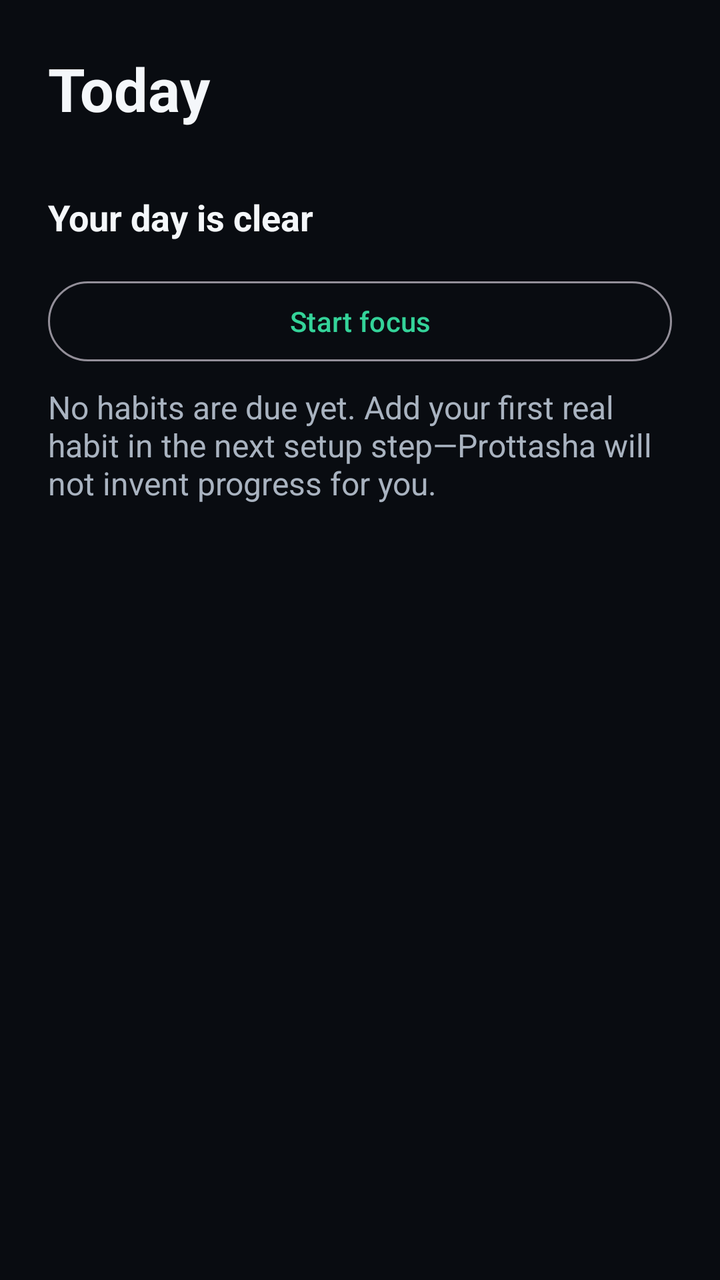
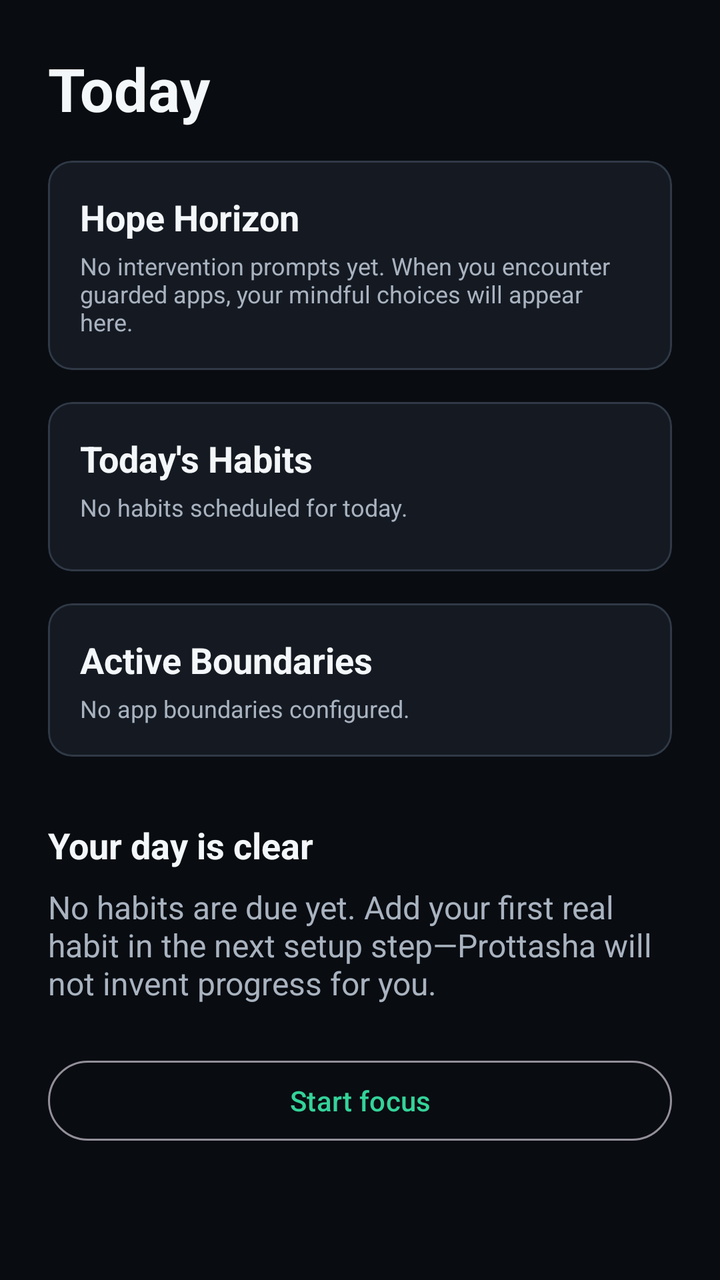

Compare the two renders of this Android layout. The source of the first and the diff that turns it into the second are given below.
<!-- AndroidManifest.xml: application theme Theme.Prottasha -->
<!-- res/layout/fragment_today.xml -->
<?xml version="1.0" encoding="utf-8"?>
<androidx.core.widget.NestedScrollView xmlns:android="http://schemas.android.com/apk/res/android"
    android:layout_width="match_parent"
    android:layout_height="match_parent">

    <LinearLayout
        android:layout_width="match_parent"
        android:layout_height="wrap_content"
        android:orientation="vertical"
        android:padding="@dimen/spacing_large">

        <TextView
            android:layout_width="match_parent"
            android:layout_height="wrap_content"
            android:text="@string/today_title"
            android:textColor="@color/color_text_primary"
            android:textSize="@dimen/text_display"
            android:textStyle="bold" />

        <com.google.android.material.card.MaterialCardView
            android:id="@+id/today_identity_card"
            android:layout_width="match_parent"
            android:layout_height="wrap_content"
            android:layout_marginTop="@dimen/spacing_medium"
            android:visibility="gone">

            <TextView
                android:id="@+id/today_identity_statement"
                android:layout_width="match_parent"
                android:layout_height="wrap_content"
                android:padding="@dimen/spacing_medium"
                android:textColor="@color/color_text_primary"
                android:textSize="@dimen/text_body" />
        </com.google.android.material.card.MaterialCardView>

        <TextView
            android:id="@+id/today_empty_title"
            android:layout_width="match_parent"
            android:layout_height="wrap_content"
            android:layout_marginTop="@dimen/spacing_xlarge"
            android:text="@string/today_empty_title"
            android:textColor="@color/color_text_primary"
            android:textSize="@dimen/text_title"
            android:textStyle="bold" />

        <com.google.android.material.button.MaterialButton
            android:id="@+id/today_focus_button"
            style="@style/Widget.Material3.Button.OutlinedButton"
            android:layout_width="match_parent"
            android:layout_height="wrap_content"
            android:layout_marginTop="@dimen/spacing_medium"
            android:text="@string/focus_start" />

        <TextView
            android:layout_width="match_parent"
            android:layout_height="wrap_content"
            android:layout_marginTop="@dimen/spacing_small"
            android:text="@string/today_empty_body"
            android:textColor="@color/color_text_secondary"
            android:textSize="@dimen/text_body" />
    </LinearLayout>
</androidx.core.widget.NestedScrollView>
<!-- resources referenced by this layout -->
<resources>
  <color name="color_text_primary">#F4F7FA</color>
  <color name="color_text_secondary">#A9B3C0</color>
  <dimen name="spacing_large">24dp</dimen>
  <dimen name="spacing_medium">16dp</dimen>
  <dimen name="spacing_small">8dp</dimen>
  <dimen name="spacing_xlarge">32dp</dimen>
  <dimen name="text_body">16sp</dimen>
  <dimen name="text_display">30sp</dimen>
  <dimen name="text_title">18sp</dimen>
  <string name="focus_start">Start focus</string>
  <string name="today_empty_body">No habits are due yet. Add your first real habit in the next setup step—Prottasha will not invent progress for you.</string>
  <string name="today_empty_title">Your day is clear</string>
  <string name="today_title">Today</string>
  <style name="Theme.Prottasha" parent="Theme.Material3.Dark.NoActionBar">
          <item name="android:windowBackground">@color/color_background</item>
          <item name="android:colorBackground">@color/color_background</item>
          <item name="colorSurface">@color/color_surface</item>
          <item name="colorSurfaceVariant">@color/color_surface_raised</item>
          <item name="colorPrimary">@color/color_hope</item>
          <item name="colorOnPrimary">@color/color_on_hope</item>
          <item name="colorSecondary">@color/color_identity</item>
          <item name="colorOnSecondary">@color/color_on_identity</item>
          <item name="colorError">@color/color_crisis</item>
          <item name="colorOnError">@color/color_on_crisis</item>
          <item name="android:textColorPrimary">@color/color_text_primary</item>
          <item name="android:textColorSecondary">@color/color_text_secondary</item>
          <item name="android:navigationBarColor">@color/color_background</item>
          <item name="android:statusBarColor">@color/color_background</item>
          <item name="android:windowLightStatusBar">false</item>
      </style>
  <color name="color_background">#090C11</color>
  <color name="color_surface">#151A22</color>
  <color name="color_surface_raised">#202833</color>
  <color name="color_hope">#34D399</color>
  <color name="color_on_hope">#090C11</color>
  <color name="color_identity">#7C8DFF</color>
  <color name="color_on_identity">#090C11</color>
  <color name="color_crisis">#F87171</color>
  <color name="color_on_crisis">#090C11</color>
</resources>

<!-- the commit's change to res/layout/fragment_today.xml (unified diff, before → after) -->
@@ -1,7 +1,9 @@
 <?xml version="1.0" encoding="utf-8"?>
 <androidx.core.widget.NestedScrollView xmlns:android="http://schemas.android.com/apk/res/android"
+    xmlns:app="http://schemas.android.com/apk/res-auto"
     android:layout_width="match_parent"
-    android:layout_height="match_parent">
+    android:layout_height="match_parent"
+    android:fillViewport="true">
 
     <LinearLayout
         android:layout_width="match_parent"
@@ -17,22 +19,257 @@
             android:textSize="@dimen/text_display"
             android:textStyle="bold" />
 
+        
+        <com.google.android.material.card.MaterialCardView
+            android:id="@+id/today_health_banner"
+            android:layout_width="match_parent"
+            android:layout_height="wrap_content"
+            android:layout_marginTop="@dimen/spacing_medium"
+            android:visibility="gone"
+            app:cardBackgroundColor="@color/color_surface_raised"
+            app:strokeColor="@color/color_border"
+            app:strokeWidth="1dp">
+
+            <LinearLayout
+                android:layout_width="match_parent"
+                android:layout_height="wrap_content"
+                android:orientation="vertical"
+                android:padding="@dimen/spacing_medium">
+
+                <TextView
+                    android:id="@+id/today_health_title"
+                    android:layout_width="match_parent"
+                    android:layout_height="wrap_content"
+                    android:text="@string/today_health_title"
+                    android:textColor="@color/color_text_primary"
+                    android:textSize="@dimen/text_body"
+                    android:textStyle="bold" />
+
+                <TextView
+                    android:id="@+id/today_health_body"
+                    android:layout_width="match_parent"
+                    android:layout_height="wrap_content"
+                    android:layout_marginTop="@dimen/spacing_xsmall"
+                    android:text="@string/today_health_body"
+                    android:textColor="@color/color_text_secondary"
+                    android:textSize="@dimen/text_caption" />
+
+                <com.google.android.material.button.MaterialButton
+                    android:id="@+id/today_health_action"
+                    style="@style/Widget.Material3.Button.TextButton"
+                    android:layout_width="wrap_content"
+                    android:layout_height="wrap_content"
+                    android:layout_marginTop="@dimen/spacing_small"
+                    android:minHeight="@dimen/touch_target_min"
+                    android:text="@string/today_health_action" />
+            </LinearLayout>
+        </com.google.android.material.card.MaterialCardView>
+
+        
         <com.google.android.material.card.MaterialCardView
             android:id="@+id/today_identity_card"
             android:layout_width="match_parent"
             android:layout_height="wrap_content"
             android:layout_marginTop="@dimen/spacing_medium"
-            android:visibility="gone">
-
-            <TextView
-                android:id="@+id/today_identity_statement"
-                android:layout_width="match_parent"
-                android:layout_height="wrap_content"
-                android:padding="@dimen/spacing_medium"
-                android:textColor="@color/color_text_primary"
-                android:textSize="@dimen/text_body" />
-        </com.google.android.material.card.MaterialCardView>
-
+            android:visibility="gone"
+            app:cardBackgroundColor="@color/color_surface"
+            app:strokeColor="@color/color_border"
+            app:strokeWidth="1dp">
+
+            <LinearLayout
+                android:layout_width="match_parent"
+                android:layout_height="wrap_content"
+                android:orientation="vertical"
+                android:padding="@dimen/spacing_medium">
+
+                <TextView
+                    android:id="@+id/today_identity_statement"
+                    android:layout_width="match_parent"
+                    android:layout_height="wrap_content"
+                    android:textColor="@color/color_text_primary"
+                    android:textSize="@dimen/text_title"
+                    android:textStyle="bold" />
+
+                <TextView
+                    android:id="@+id/today_identity_purpose"
+                    android:layout_width="match_parent"
+                    android:layout_height="wrap_content"
+                    android:layout_marginTop="@dimen/spacing_xsmall"
+                    android:textColor="@color/color_text_secondary"
+                    android:textSize="@dimen/text_body"
+                    android:visibility="gone" />
+
+                <TextView
+                    android:id="@+id/today_success_memory"
+                    android:layout_width="match_parent"
+                    android:layout_height="wrap_content"
+                    android:layout_marginTop="@dimen/spacing_small"
+                    android:textColor="@color/color_text_secondary"
+                    android:textSize="@dimen/text_caption"
+                    android:textStyle="italic"
+                    android:visibility="gone" />
+            </LinearLayout>
+        </com.google.android.material.card.MaterialCardView>
+
+        
+        <com.google.android.material.card.MaterialCardView
+            android:id="@+id/today_hope_horizon_card"
+            android:layout_width="match_parent"
+            android:layout_height="wrap_content"
+            android:layout_marginTop="@dimen/spacing_medium"
+            app:cardBackgroundColor="@color/color_surface"
+            app:strokeColor="@color/color_border"
+            app:strokeWidth="1dp">
+
+            <LinearLayout
+                android:layout_width="match_parent"
+                android:layout_height="wrap_content"
+                android:orientation="vertical"
+                android:padding="@dimen/spacing_medium">
+
+                <TextView
+                    android:id="@+id/today_hope_horizon_title"
+                    android:layout_width="match_parent"
+                    android:layout_height="wrap_content"
+                    android:text="@string/today_hope_horizon_title"
+                    android:textColor="@color/color_text_primary"
+                    android:textSize="@dimen/text_title"
+                    android:textStyle="bold" />
+
+                <TextView
+                    android:id="@+id/today_hope_horizon_empty"
+                    android:layout_width="match_parent"
+                    android:layout_height="wrap_content"
+                    android:layout_marginTop="@dimen/spacing_xsmall"
+                    android:text="@string/today_hope_horizon_empty"
+                    android:textColor="@color/color_text_secondary"
+                    android:textSize="@dimen/text_caption" />
+
+                <LinearLayout
+                    android:id="@+id/today_hope_horizon_content"
+                    android:layout_width="match_parent"
+                    android:layout_height="wrap_content"
+                    android:layout_marginTop="@dimen/spacing_small"
+                    android:orientation="vertical"
+                    android:visibility="gone">
+
+                    <TextView
+                        android:id="@+id/today_hope_horizon_summary"
+                        android:layout_width="match_parent"
+                        android:layout_height="wrap_content"
+                        android:textColor="@color/color_text_primary"
+                        android:textSize="@dimen/text_body"
+                        android:textStyle="bold" />
+
+                    <TextView
+                        android:id="@+id/today_hope_horizon_details"
+                        android:layout_width="match_parent"
+                        android:layout_height="wrap_content"
+                        android:layout_marginTop="@dimen/spacing_xsmall"
+                        android:textColor="@color/color_text_secondary"
+                        android:textSize="@dimen/text_caption" />
+                </LinearLayout>
+            </LinearLayout>
+        </com.google.android.material.card.MaterialCardView>
+
+        
+        <com.google.android.material.card.MaterialCardView
+            android:id="@+id/today_habits_card"
+            android:layout_width="match_parent"
+            android:layout_height="wrap_content"
+            android:layout_marginTop="@dimen/spacing_medium"
+            app:cardBackgroundColor="@color/color_surface"
+            app:strokeColor="@color/color_border"
+            app:strokeWidth="1dp">
+
+            <LinearLayout
+                android:layout_width="match_parent"
+                android:layout_height="wrap_content"
+                android:orientation="vertical"
+                android:padding="@dimen/spacing_medium">
+
+                <TextView
+                    android:id="@+id/today_habits_title"
+                    android:layout_width="match_parent"
+                    android:layout_height="wrap_content"
+                    android:text="@string/today_habits_title"
+                    android:textColor="@color/color_text_primary"
+                    android:textSize="@dimen/text_title"
+                    android:textStyle="bold" />
+
+                <TextView
+                    android:id="@+id/today_habits_empty"
+                    android:layout_width="match_parent"
+                    android:layout_height="wrap_content"
+                    android:layout_marginTop="@dimen/spacing_xsmall"
+                    android:text="@string/today_habits_empty"
+                    android:textColor="@color/color_text_secondary"
+                    android:textSize="@dimen/text_caption" />
+
+                <LinearLayout
+                    android:id="@+id/today_habits_container"
+                    android:layout_width="match_parent"
+                    android:layout_height="wrap_content"
+                    android:layout_marginTop="@dimen/spacing_small"
+                    android:orientation="vertical" />
+            </LinearLayout>
+        </com.google.android.material.card.MaterialCardView>
+
+        
+        <com.google.android.material.card.MaterialCardView
+            android:id="@+id/today_boundaries_card"
+            android:layout_width="match_parent"
+            android:layout_height="wrap_content"
+            android:layout_marginTop="@dimen/spacing_medium"
+            app:cardBackgroundColor="@color/color_surface"
+            app:strokeColor="@color/color_border"
+            app:strokeWidth="1dp">
+
+            <LinearLayout
+                android:layout_width="match_parent"
+                android:layout_height="wrap_content"
+                android:orientation="vertical"
+                android:padding="@dimen/spacing_medium">
+
+                <TextView
+                    android:id="@+id/today_boundaries_title"
+                    android:layout_width="match_parent"
+                    android:layout_height="wrap_content"
+                    android:text="@string/today_boundaries_title"
+                    android:textColor="@color/color_text_primary"
+                    android:textSize="@dimen/text_title"
+                    android:textStyle="bold" />
+
+                <TextView
+                    android:id="@+id/today_boundaries_empty"
+                    android:layout_width="match_parent"
+                    android:layout_height="wrap_content"
+                    android:layout_marginTop="@dimen/spacing_xsmall"
+                    android:text="@string/today_boundaries_empty"
+                    android:textColor="@color/color_text_secondary"
+                    android:textSize="@dimen/text_caption" />
+
+                <TextView
+                    android:id="@+id/today_boundaries_count"
+                    android:layout_width="match_parent"
+                    android:layout_height="wrap_content"
+                    android:layout_marginTop="@dimen/spacing_xsmall"
+                    android:textColor="@color/color_text_primary"
+                    android:textSize="@dimen/text_body"
+                    android:visibility="gone" />
+
+                <TextView
+                    android:id="@+id/today_boundaries_list"
+                    android:layout_width="match_parent"
+                    android:layout_height="wrap_content"
+                    android:layout_marginTop="@dimen/spacing_xsmall"
+                    android:textColor="@color/color_text_secondary"
+                    android:textSize="@dimen/text_caption"
+                    android:visibility="gone" />
+            </LinearLayout>
+        </com.google.android.material.card.MaterialCardView>
+
+        
         <TextView
             android:id="@+id/today_empty_title"
             android:layout_width="match_parent"
@@ -43,20 +280,25 @@
             android:textSize="@dimen/text_title"
             android:textStyle="bold" />
 
-        <com.google.android.material.button.MaterialButton
-            android:id="@+id/today_focus_button"
-            style="@style/Widget.Material3.Button.OutlinedButton"
-            android:layout_width="match_parent"
-            android:layout_height="wrap_content"
-            android:layout_marginTop="@dimen/spacing_medium"
-            android:text="@string/focus_start" />
-
         <TextView
+            android:id="@+id/today_empty_body"
             android:layout_width="match_parent"
             android:layout_height="wrap_content"
             android:layout_marginTop="@dimen/spacing_small"
             android:text="@string/today_empty_body"
             android:textColor="@color/color_text_secondary"
             android:textSize="@dimen/text_body" />
+
+        
+        <com.google.android.material.button.MaterialButton
+            android:id="@+id/today_focus_button"
+            style="@style/Widget.Material3.Button.OutlinedButton"
+            android:layout_width="match_parent"
+            android:layout_height="wrap_content"
+            android:layout_marginTop="@dimen/spacing_large"
+            android:layout_marginBottom="@dimen/spacing_large"
+            android:minHeight="@dimen/touch_target_min"
+            android:text="@string/focus_start" />
+
     </LinearLayout>
 </androidx.core.widget.NestedScrollView>
<!-- resource entries referenced after the edit -->
@@ -1,17 +1,30 @@
 <!-- resources referenced by this layout -->
 <resources>
+  <color name="color_border">#303946</color>
   <color name="color_text_primary">#F4F7FA</color>
   <color name="color_text_secondary">#A9B3C0</color>
   <dimen name="spacing_large">24dp</dimen>
   <dimen name="spacing_medium">16dp</dimen>
   <dimen name="spacing_small">8dp</dimen>
   <dimen name="spacing_xlarge">32dp</dimen>
+  <dimen name="spacing_xsmall">4dp</dimen>
   <dimen name="text_body">16sp</dimen>
+  <dimen name="text_caption">12sp</dimen>
   <dimen name="text_display">30sp</dimen>
   <dimen name="text_title">18sp</dimen>
+  <dimen name="touch_target_min">48dp</dimen>
   <string name="focus_start">Start focus</string>
+  <string name="today_boundaries_empty">No app boundaries configured.</string>
+  <string name="today_boundaries_title">Active Boundaries</string>
   <string name="today_empty_body">No habits are due yet. Add your first real habit in the next setup step—Prottasha will not invent progress for you.</string>
   <string name="today_empty_title">Your day is clear</string>
+  <string name="today_habits_empty">No habits scheduled for today.</string>
+  <string name="today_habits_title">Today\'s Habits</string>
+  <string name="today_health_action">Restore</string>
+  <string name="today_health_body">Intervention overlays cannot trigger without the accessibility service. Tap to restore.</string>
+  <string name="today_health_title">Accessibility Protection Paused</string>
+  <string name="today_hope_horizon_empty">No intervention prompts yet. When you encounter guarded apps, your mindful choices will appear here.</string>
+  <string name="today_hope_horizon_title">Hope Horizon</string>
   <string name="today_title">Today</string>
   <style name="Theme.Prottasha" parent="Theme.Material3.Dark.NoActionBar">
           <item name="android:windowBackground">@color/color_background</item>
